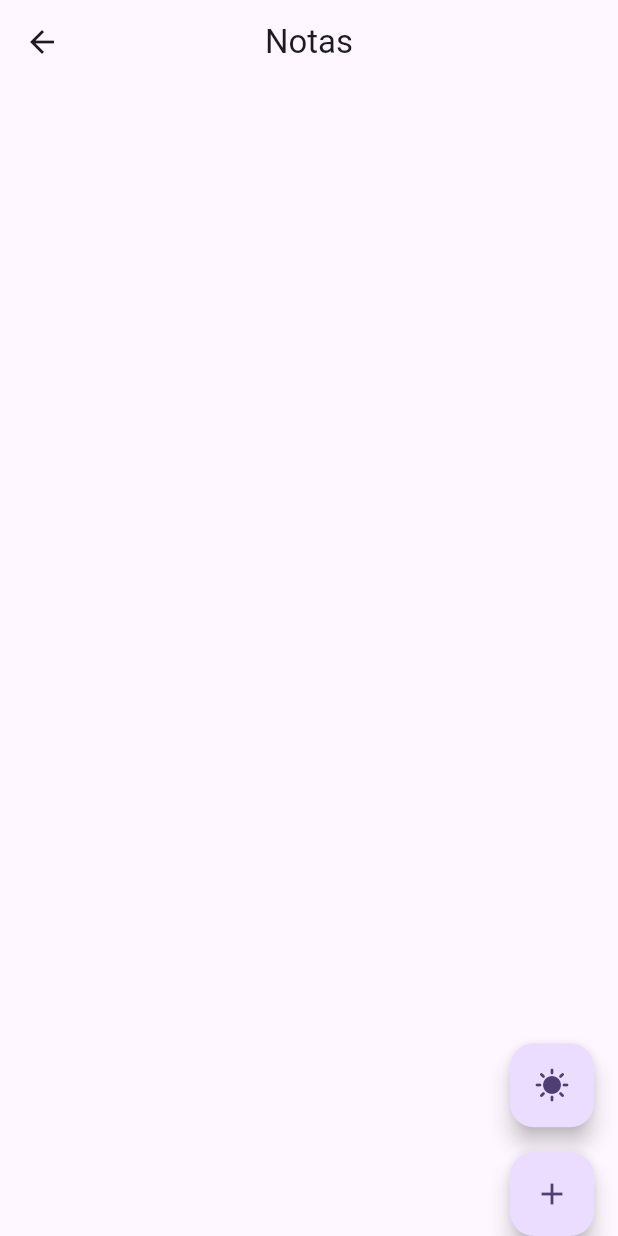
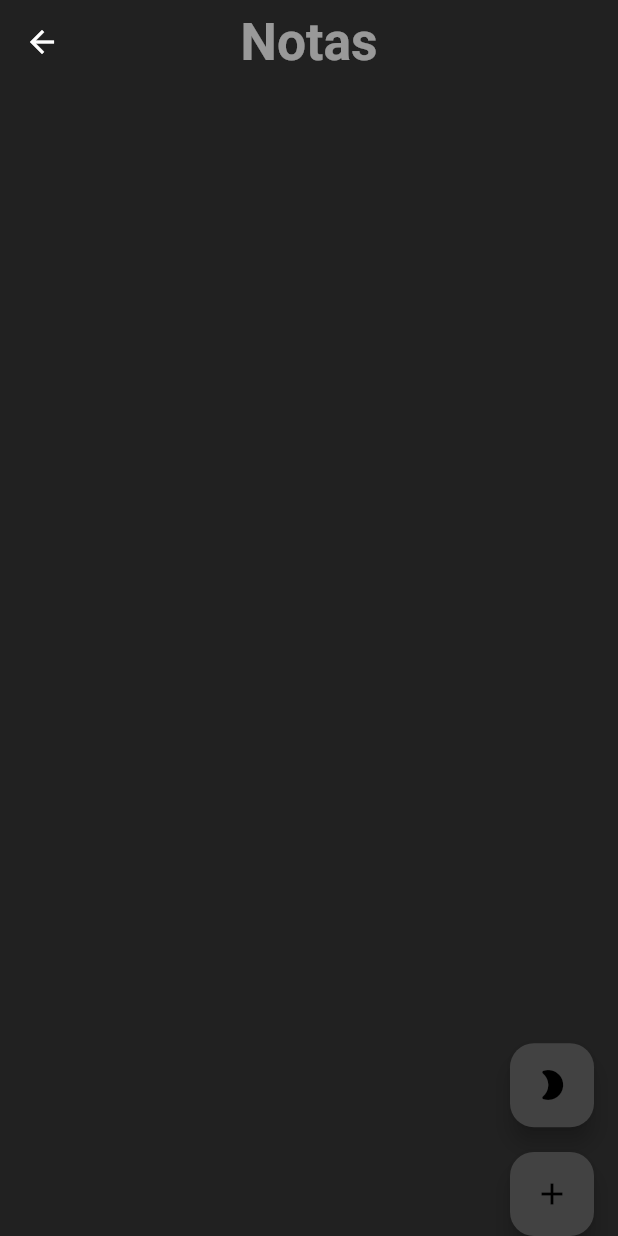
Before and after one commit to AlexisRodriguez4207/Residencia, a Flutter app: the Notes screen opened by its route, after a tap on the "sunny" icon, on a phone screen of 412 x 824 dp. Run offline on Flutter 3.47's test engine with Material 3 defaults, Android fonts, the phone set to English and light mode, and no system bars; our stand-ins replace cloud_firestore, firebase_auth, firebase_core, flutter_form_builder, flutter_smart_dialog, form_builder_validators and 2 more; missing offline and left inert: ms_undraw; accounts and stored records are empty.

Commit message:
Agregando Cambios de temas

```diff
--- a/lib/Config/Preferences/shared_preferences.dart
+++ b/lib/Config/Preferences/shared_preferences.dart
@@ -13,6 +13,7 @@ class UserPreferences {
     return _prefs.getString('lastpage') ?? '/dashboard';
   }
 
+  // Esto es para guardar la ultima pagina visitada
   set lastpage(String value) {
     _prefs.setString('lastpage', value);
   }
@@ -22,8 +23,16 @@ class UserPreferences {
     return _prefs.getString('uid') ?? '';
   }
 
-  // Esto es para guardar la ultima pagina visitada
   set uid(String value) {
     _prefs.setString('uid', value);
   }
+
+  bool get theme {
+    // Esto es para retornar el uid del usuario
+    return _prefs.getBool('theme') ?? true;
+  }
+
+  set theme(bool value) {
+    _prefs.setBool('theme', value);
+  }
 }
--- /dev/null
+++ b/lib/Config/Services/theme_provider.dart
@@ -0,0 +1,27 @@
+import 'package:flutter/material.dart';
+import 'package:residencia_v2/Config/Preferences/shared_preferences.dart';
+import 'package:residencia_v2/Config/Theme/theme.dart';
+
+var prefs = UserPreferences();
+
+class ThemeProvider extends ChangeNotifier {
+  // variable para cambiar los temas de la aplicación
+  ThemeData _themeData = prefs.theme ? lightTheme : darkTheme;
+
+  ThemeData get themeData => _themeData;
+
+  set themeData(ThemeData themeData) {
+    _themeData = themeData;
+    notifyListeners();
+  }
+
+  void switchTheme() {
+    if (_themeData == lightTheme) {
+      themeData = darkTheme;
+      prefs.theme = false;
+    } else {
+      themeData = lightTheme;
+      prefs.theme = true;
+    }
+  }
+}
--- /dev/null
+++ b/lib/Config/Theme/theme.dart
@@ -0,0 +1,36 @@
+import 'package:flutter/material.dart';
+import 'package:sizer/sizer.dart';
+
+ThemeData lightTheme = ThemeData(
+  brightness: Brightness.light,
+  colorScheme: ColorScheme.light(
+    surface: Colors.grey.shade200,
+    primary: Colors.grey.shade300,
+    secondary: Colors.grey.shade400,
+    tertiary: Colors.grey.shade100,
+    inversePrimary: Colors.grey.shade800,
+  ),
+  textTheme: TextTheme(
+    bodyMedium: TextStyle(fontSize: 16.sp, color: Colors.grey.shade700),
+    titleLarge: TextStyle(
+        fontSize: 24.sp,
+        fontWeight: FontWeight.bold,
+        color: Colors.grey.shade800),
+  ),
+);
+
+ThemeData darkTheme = ThemeData(
+  brightness: Brightness.dark,
+  colorScheme: ColorScheme.dark(
+    surface: Colors.grey.shade900,
+    primary: Colors.grey.shade800,
+    secondary: Colors.grey.shade700,
+    tertiary: Colors.grey.shade600,
+    inversePrimary: Colors.grey.shade500,
+  ),
+  textTheme: TextTheme(
+    bodyMedium: TextStyle(fontSize: 16.sp, color: Colors.white54),
+    titleLarge: TextStyle(
+        fontSize: 24.sp, fontWeight: FontWeight.bold, color: Colors.white54),
+  ),
+);
--- a/lib/Screen/Modules/notes.dart
+++ b/lib/Screen/Modules/notes.dart
@@ -1,8 +1,11 @@
 import 'package:flutter/material.dart';
 import 'package:flutter_form_builder/flutter_form_builder.dart';
 import 'package:form_builder_validators/form_builder_validators.dart';
+import 'package:provider/provider.dart';
 import 'package:residencia_v2/Config/Preferences/shared_preferences.dart';
 import 'package:residencia_v2/Config/Services/database_services.dart';
+import 'package:residencia_v2/Config/Services/theme_provider.dart';
+import 'package:residencia_v2/Config/Theme/theme.dart';
 import 'package:residencia_v2/Screen/Custom/custom_form_text_field.dart';
 import 'package:sizer/sizer.dart';
 
@@ -19,15 +22,24 @@ class _NotesState extends State<Notes> {
 
   @override
   Widget build(BuildContext context) {
-    prefs.lastpage = '/dashboard';
+    final provider =
+        Provider.of<ThemeProvider>(context, listen: true).themeData;
+
+    var colors = Theme.of(context).colorScheme;
+    var texts = Theme.of(context).textTheme;
+
     return Scaffold(
       floatingActionButtonLocation: FloatingActionButtonLocation.endDocked,
       floatingActionButton:
           Column(mainAxisAlignment: MainAxisAlignment.end, children: [
         FloatingActionButton(
           heroTag: 'floating1',
-          onPressed: () {},
-          child: const Icon(Icons.sunny),
+          onPressed: () {
+            // Cambiar Tema
+            Provider.of<ThemeProvider>(context, listen: false).switchTheme();
+          },
+          child: Icon(
+              provider == lightTheme ? Icons.sunny : Icons.mode_night_rounded),
         ),
         SizedBox(height: 2.h),
         FloatingActionButton(
@@ -36,12 +48,15 @@ class _NotesState extends State<Notes> {
             // Agregar Notas
             showdialogadd(context);
           },
-          child: const Icon(Icons.add),
+          child: Icon(Icons.add),
         )
       ]),
       appBar: AppBar(
         centerTitle: true,
-        title: const Text('Notas'),
+        title: Text(
+          'Notas',
+          style: texts.titleLarge,
+        ),
       ),
       body: SafeArea(
         child: Center(
--- a/lib/main.dart
+++ b/lib/main.dart
@@ -1,8 +1,10 @@
 import 'package:firebase_core/firebase_core.dart';
 import 'package:flutter/material.dart';
 import 'package:flutter_smart_dialog/flutter_smart_dialog.dart';
+import 'package:provider/provider.dart';
 import 'package:residencia_v2/Config/Preferences/shared_preferences.dart';
 import 'package:residencia_v2/Config/Routes/routes.dart';
+import 'package:residencia_v2/Config/Services/theme_provider.dart';
 import 'package:residencia_v2/firebase_options.dart';
 
 import 'package:sizer/sizer.dart';
@@ -13,7 +15,10 @@ void main() async {
   await Firebase.initializeApp(
     options: DefaultFirebaseOptions.currentPlatform,
   );
-  runApp(MyApp());
+  runApp(ChangeNotifierProvider(
+    create: (context) => ThemeProvider(),
+    child: const MyApp(),
+  ));
 }
 
 class MyApp extends StatelessWidget {
@@ -28,12 +33,12 @@ class MyApp extends StatelessWidget {
           title: 'Material App',
           navigatorObservers: [FlutterSmartDialog.observer],
           builder: FlutterSmartDialog.init(),
-          theme: ThemeData(
-            colorScheme: ColorScheme.fromSeed(seedColor: Colors.deepPurple),
-            // useMaterial3: true,
-          ),
+          theme: Provider.of<ThemeProvider>(context).themeData,
+          // ThemeData(
+          //   colorScheme: ColorScheme.fromSeed(seedColor: Colors.deepPurple),
+          //   // useMaterial3: true,
+          // ),
           initialRoute: 'main',
-          // UserPreferences()
           routes: routes,
         );
       },
--- a/pubspec.yaml
+++ b/pubspec.yaml
@@ -44,6 +44,7 @@ dependencies:
   form_builder_validators: ^11.0.0
   flutter_smart_dialog: ^4.9.8+5
   ms_undraw: ^3.2.0
+  provider: ^6.1.2
 
 dev_dependencies:
   flutter_test:
```
Also changed, not shown: pubspec.lock.
